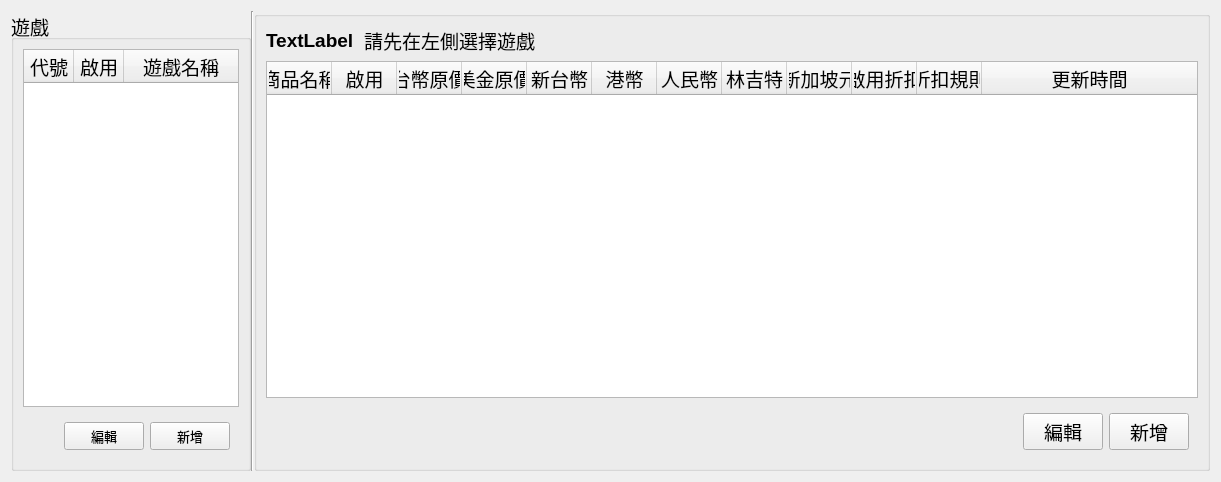
This is src/AdbClient/LayerCostSetting.ui in roger0816/Adb as Qt 5 draws it before an edit. The edited form follows.
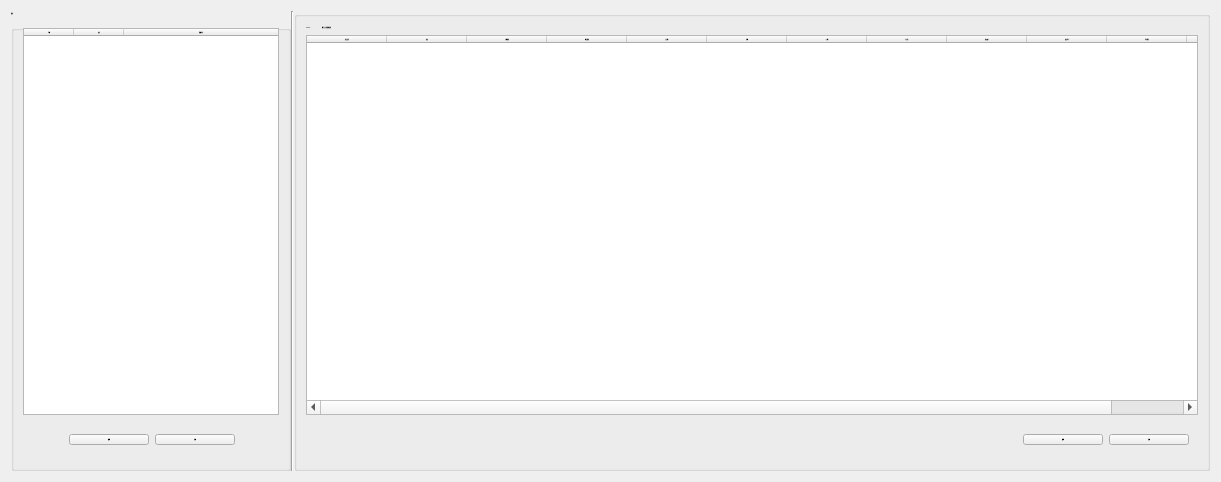
This is the edited form.

The edit to the form file:
```diff
--- a/src/AdbClient/LayerCostSetting.ui
+++ b/src/AdbClient/LayerCostSetting.ui
@@ -16,6 +16,21 @@
   <layout class="QGridLayout" name="gridLayout">
    <item row="0" column="0">
     <widget class="QWidget" name="wBg" native="true">
+     <property name="minimumSize">
+      <size>
+       <width>260</width>
+       <height>0</height>
+      </size>
+     </property>
+     <property name="maximumSize">
+      <size>
+       <width>2000</width>
+       <height>16777215</height>
+      </size>
+     </property>
+     <property name="styleSheet">
+      <string notr="true">font: 18px &quot;Microsoft JhengHei UI&quot;;</string>
+     </property>
      <layout class="QGridLayout" name="gridLayout_2">
       <property name="leftMargin">
        <number>0</number>
@@ -42,19 +57,21 @@
         </property>
         <property name="minimumSize">
          <size>
-          <width>240</width>
+          <width>260</width>
           <height>0</height>
          </size>
         </property>
         <property name="maximumSize">
          <size>
-          <width>240</width>
+          <width>2000</width>
           <height>16777215</height>
          </size>
         </property>
         <property name="font">
          <font>
-          <pointsize>14</pointsize>
+          <pointsize>-1</pointsize>
+          <italic>false</italic>
+          <bold>false</bold>
          </font>
         </property>
         <property name="title">
@@ -129,7 +146,9 @@
            </property>
            <property name="font">
             <font>
-             <pointsize>10</pointsize>
+             <pointsize>-1</pointsize>
+             <italic>false</italic>
+             <bold>false</bold>
             </font>
            </property>
            <layout class="QHBoxLayout" name="horizontalLayout">
@@ -182,7 +201,9 @@
         </property>
         <property name="font">
          <font>
-          <pointsize>14</pointsize>
+          <pointsize>-1</pointsize>
+          <italic>false</italic>
+          <bold>false</bold>
          </font>
         </property>
         <property name="title">
@@ -202,7 +223,9 @@
            </property>
            <property name="font">
             <font>
-             <pointsize>14</pointsize>
+             <pointsize>-1</pointsize>
+             <italic>false</italic>
+             <bold>false</bold>
             </font>
            </property>
            <property name="text">
@@ -220,8 +243,9 @@
            </property>
            <property name="font">
             <font>
-             <pointsize>14</pointsize>
-             <bold>true</bold>
+             <pointsize>-1</pointsize>
+             <italic>false</italic>
+             <bold>false</bold>
             </font>
            </property>
            <property name="text">
@@ -233,7 +257,9 @@
           <widget class="QTableWidget" name="tbGameItem">
            <property name="font">
             <font>
-             <pointsize>14</pointsize>
+             <pointsize>-1</pointsize>
+             <italic>false</italic>
+             <bold>false</bold>
             </font>
            </property>
            <property name="styleSheet">
@@ -252,7 +278,7 @@
             <number>35</number>
            </attribute>
            <attribute name="horizontalHeaderDefaultSectionSize">
-            <number>65</number>
+            <number>80</number>
            </attribute>
            <attribute name="horizontalHeaderStretchLastSection">
             <bool>true</bool>
```
